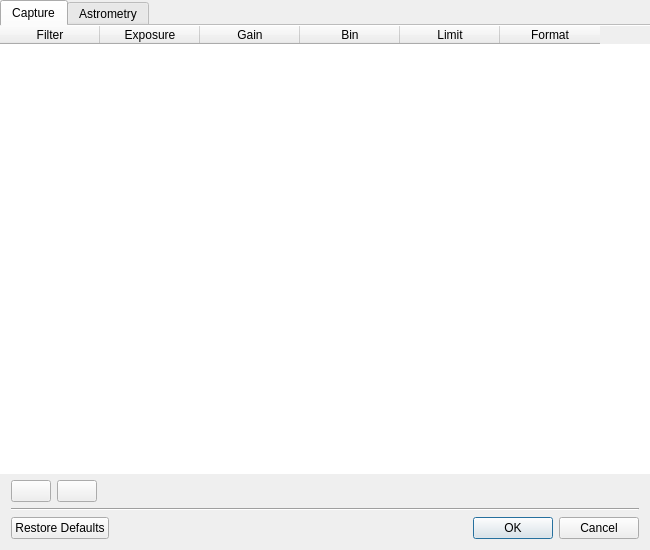
This is qt5/scheduleentry.ui in EthanChappel/Ecliptic as Qt 5 draws it before an edit. The edited form follows.
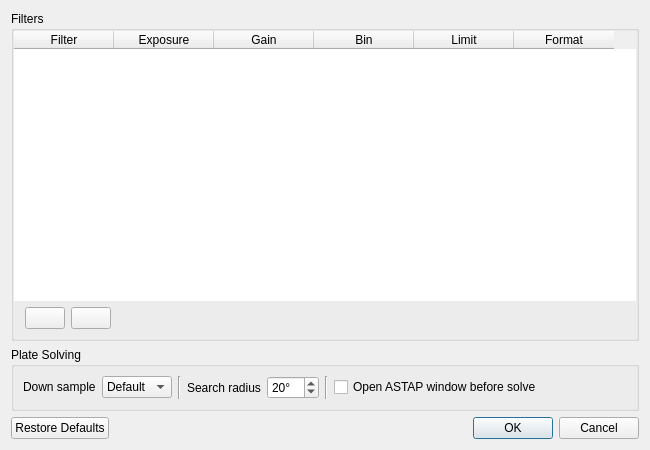
This is the edited form. Icons and pictures are not drawn.

Commit message: Add UI in settings for plate solving.

Patch:
```diff
--- a/qt5/scheduleentry.ui
+++ b/qt5/scheduleentry.ui
@@ -7,40 +7,21 @@
     <x>0</x>
     <y>0</y>
     <width>650</width>
-    <height>550</height>
+    <height>450</height>
    </rect>
   </property>
   <property name="windowTitle">
    <string/>
   </property>
-  <layout class="QVBoxLayout" name="verticalLayout">
-   <property name="leftMargin">
-    <number>0</number>
-   </property>
-   <property name="topMargin">
-    <number>0</number>
-   </property>
-   <property name="rightMargin">
-    <number>0</number>
-   </property>
-   <property name="bottomMargin">
-    <number>0</number>
-   </property>
-   <item>
-    <widget class="QTabWidget" name="tab_widget">
-     <property name="tabShape">
-      <enum>QTabWidget::Rounded</enum>
-     </property>
-     <property name="currentIndex">
-      <number>0</number>
-     </property>
-     <property name="documentMode">
+  <property name="modal">
       <bool>true</bool>
      </property>
-     <widget class="QWidget" name="capture_tab">
-      <attribute name="title">
-       <string>Capture</string>
-      </attribute>
+  <layout class="QVBoxLayout" name="verticalLayout">
+   <item>
+    <widget class="QGroupBox" name="filters_group_box">
+     <property name="title">
+      <string>Filters</string>
+     </property>
       <layout class="QVBoxLayout" name="verticalLayout_2">
        <property name="leftMargin">
         <number>0</number>
@@ -51,9 +32,6 @@
        <property name="rightMargin">
         <number>0</number>
        </property>
-       <property name="bottomMargin">
-        <number>0</number>
-       </property>
        <item>
         <widget class="QTableWidget" name="filter_table">
          <property name="frameShape">
@@ -95,15 +73,13 @@
         </widget>
        </item>
        <item>
-        <layout class="QGridLayout" name="gridLayout">
-         <property name="leftMargin">
-          <number>11</number>
-         </property>
-         <property name="rightMargin">
-          <number>11</number>
-         </property>
-         <item row="0" column="0">
           <layout class="QHBoxLayout" name="horizontalLayout">
+        <property name="leftMargin">
+         <number>11</number>
+        </property>
+        <property name="rightMargin">
+         <number>11</number>
+        </property>
            <item>
             <widget class="QPushButton" name="add_filter_button">
              <property name="text">
@@ -142,32 +118,121 @@
           </layout>
          </item>
         </layout>
-       </item>
-      </layout>
-     </widget>
-     <widget class="QWidget" name="astrometry_tab">
-      <attribute name="title">
-       <string>Astrometry</string>
-      </attribute>
-     </widget>
-    </widget>
-   </item>
-   <item>
-    <layout class="QVBoxLayout" name="verticalLayout_3">
-     <property name="leftMargin">
-      <number>11</number>
-     </property>
-     <property name="rightMargin">
-      <number>11</number>
-     </property>
-     <property name="bottomMargin">
-      <number>11</number>
-     </property>
+    </widget>
+   </item>
+   <item>
+    <widget class="QGroupBox" name="solve_group_box">
+     <property name="title">
+      <string>Plate Solving</string>
+     </property>
+     <layout class="QHBoxLayout" name="horizontalLayout_2">
+      <item>
+       <layout class="QFormLayout" name="formLayout">
+        <item row="0" column="0">
+         <widget class="QLabel" name="label">
+          <property name="text">
+           <string>Down sample</string>
+          </property>
+         </widget>
+        </item>
+        <item row="0" column="1">
+         <widget class="QComboBox" name="down_sample_combo_box">
+          <item>
+           <property name="text">
+            <string>Default</string>
+           </property>
+          </item>
+          <item>
+           <property name="text">
+            <string>Auto</string>
+           </property>
+          </item>
+          <item>
+           <property name="text">
+            <string>1</string>
+           </property>
+          </item>
+          <item>
+           <property name="text">
+            <string>2</string>
+           </property>
+          </item>
+          <item>
+           <property name="text">
+            <string>3</string>
+           </property>
+          </item>
+          <item>
+           <property name="text">
+            <string>4</string>
+           </property>
+          </item>
+         </widget>
+        </item>
+       </layout>
+      </item>
      <item>
       <widget class="Line" name="line">
        <property name="orientation">
+         <enum>Qt::Vertical</enum>
+        </property>
+       </widget>
+      </item>
+      <item>
+       <layout class="QFormLayout" name="formLayout_2">
+        <item row="0" column="0">
+         <widget class="QLabel" name="label_2">
+          <property name="text">
+           <string>Search radius</string>
+          </property>
+         </widget>
+        </item>
+        <item row="0" column="1">
+         <widget class="QSpinBox" name="search_radius_spin_box">
+          <property name="suffix">
+           <string>°</string>
+          </property>
+          <property name="minimum">
+           <number>1</number>
+          </property>
+          <property name="maximum">
+           <number>180</number>
+          </property>
+          <property name="value">
+           <number>20</number>
+          </property>
+         </widget>
+        </item>
+       </layout>
+      </item>
+      <item>
+       <widget class="Line" name="line_2">
+        <property name="orientation">
+         <enum>Qt::Vertical</enum>
+        </property>
+       </widget>
+      </item>
+      <item>
+       <widget class="QCheckBox" name="debug_check_box">
+        <property name="text">
+         <string>Open ASTAP window before solve</string>
+        </property>
+       </widget>
+      </item>
+      <item>
+       <spacer name="horizontalSpacer_2">
+        <property name="orientation">
         <enum>Qt::Horizontal</enum>
        </property>
+        <property name="sizeHint" stdset="0">
+         <size>
+          <width>40</width>
+          <height>20</height>
+         </size>
+        </property>
+       </spacer>
+      </item>
+     </layout>
       </widget>
      </item>
      <item>
@@ -179,8 +244,6 @@
         <set>QDialogButtonBox::Cancel|QDialogButtonBox::Ok|QDialogButtonBox::RestoreDefaults</set>
        </property>
       </widget>
-     </item>
-    </layout>
    </item>
   </layout>
  </widget>
```
Lines whose indentation alone changed are shown as unchanged. The commit also changes 1 other file.
